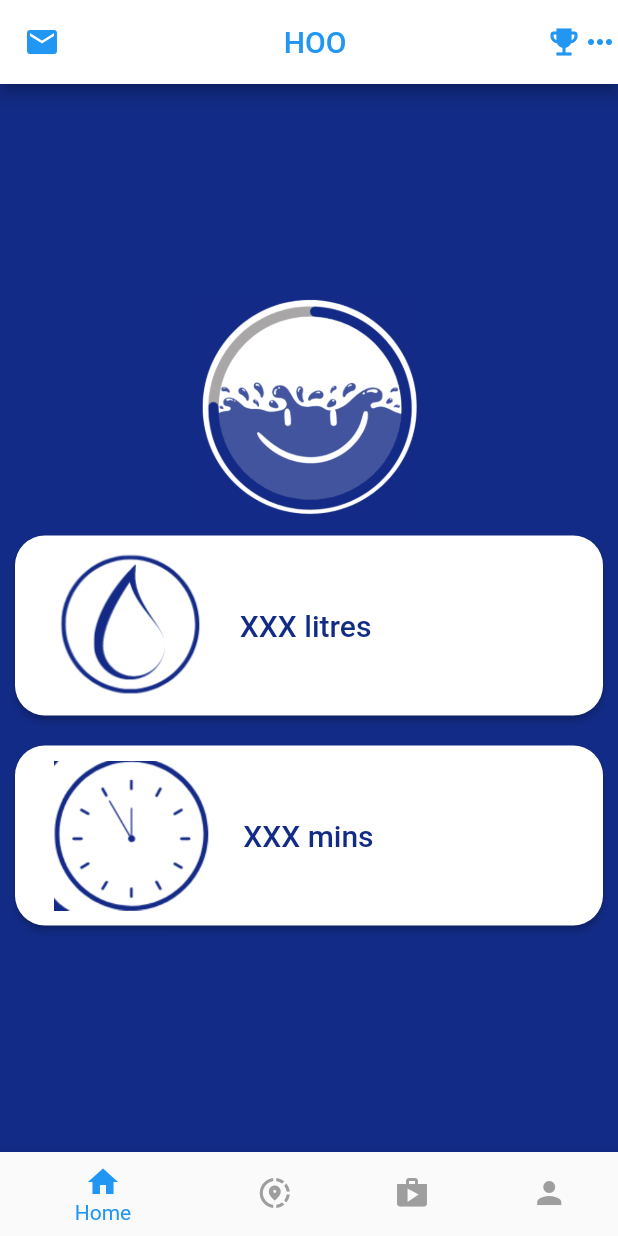
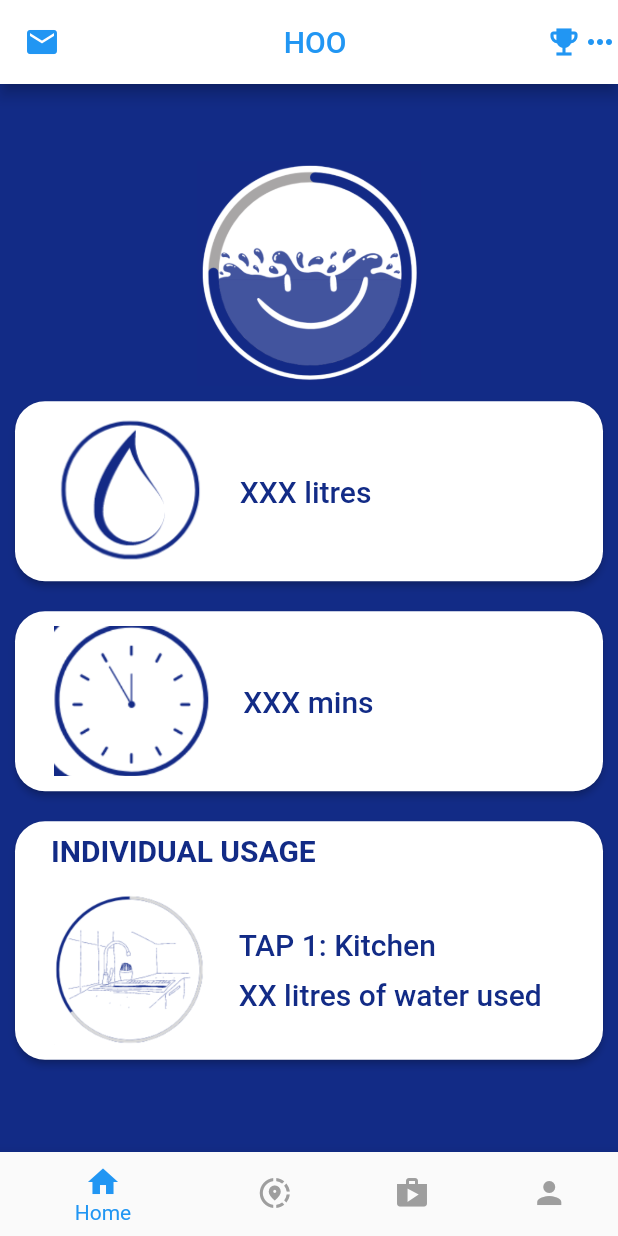
Before and after one commit to tch1001/hoo-app, a Flutter app: the WaterUsageScreen screen opened directly, on a phone screen of 412 x 824 dp. Run offline on Flutter 3.47's test engine with Material 2 defaults, Android fonts, the phone set to English and light mode, and no system bars.

Commit message:
water usage done

```diff
--- a/lib/WaterUsageScreen.dart
+++ b/lib/WaterUsageScreen.dart
@@ -20,6 +20,53 @@ class _WaterUsageScreenState extends State<WaterUsageScreen>{
             Image.asset('assets/watersmile.png', height: 150),
             createRichButton("assets/watericon.png", "XXX litres", () { }),
             createRichButton("assets/clock.png", "XXX mins", () { print("clock"); }),
+            Container(
+              padding: EdgeInsets.all(10.0),
+              child: ElevatedButton(
+                onPressed: () { print("hi"); },
+                style: buttonStyle,
+                child: Column(
+                    children: [
+                      Align(
+                        alignment: Alignment.centerLeft,
+                        child: Padding(
+                          padding: const EdgeInsets.all(8.0),
+                          child: Text("INDIVIDUAL USAGE", style: TextStyle(
+                              color: mydarkblue,
+                              fontSize: 20,
+                              fontWeight: FontWeight.bold
+                          )),
+                        ),
+                      ),
+                      Row(
+                        mainAxisAlignment: MainAxisAlignment.start,
+                        children: [
+                          Padding(child: Image.asset("assets/completion.png", height: 100,), padding: EdgeInsets.all(10.0),),
+                          Align(
+                            alignment: Alignment.centerLeft,
+                            child: Column(
+                              crossAxisAlignment: CrossAxisAlignment.start,
+                              children: [
+                                Align(
+                                    alignment: Alignment.centerLeft,
+                                    child: Padding(
+                                        child: Text("TAP 1: Kitchen", style: buttonTextStyle),
+                                        padding: EdgeInsets.symmetric(horizontal: 10.0, vertical: 5.0)
+                                    )
+                                ),
+                                Padding(
+                                    child: Text("XX litres of water used", style: buttonTextStyle),
+                                    padding: EdgeInsets.symmetric(horizontal: 10.0, vertical: 5.0)
+                                ),
+                              ],
+                            ),
+                          ),
+                        ],
+                      )
+                    ]
+                ),
+              ),
+            )
           ],
         )
     );
```
